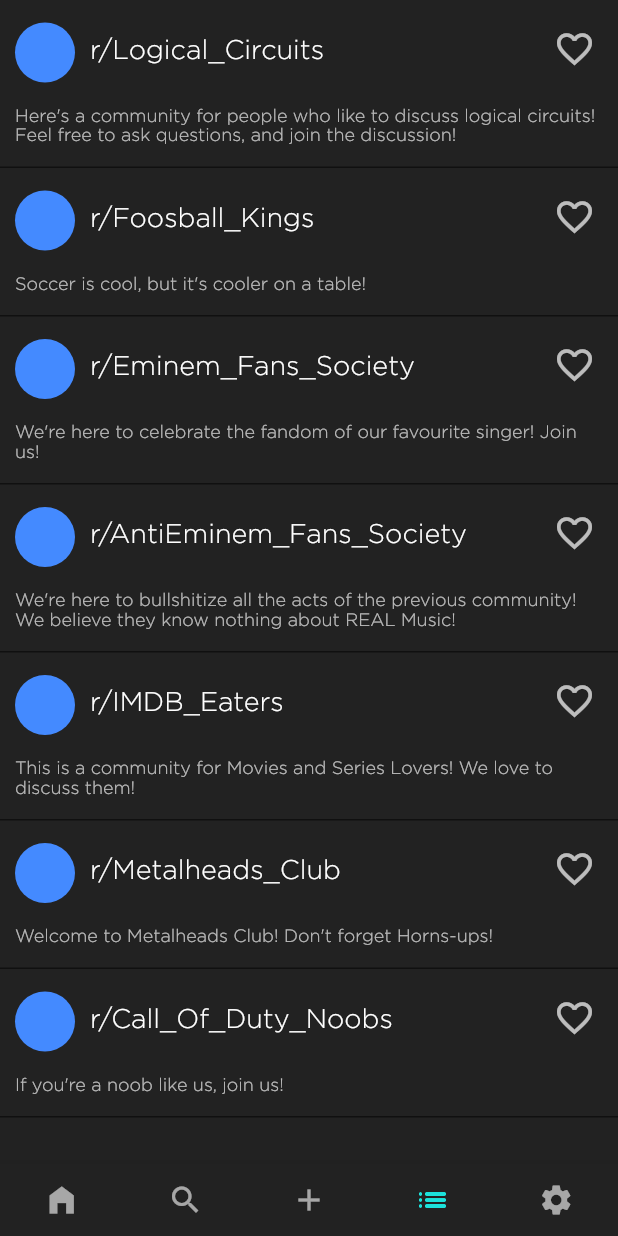
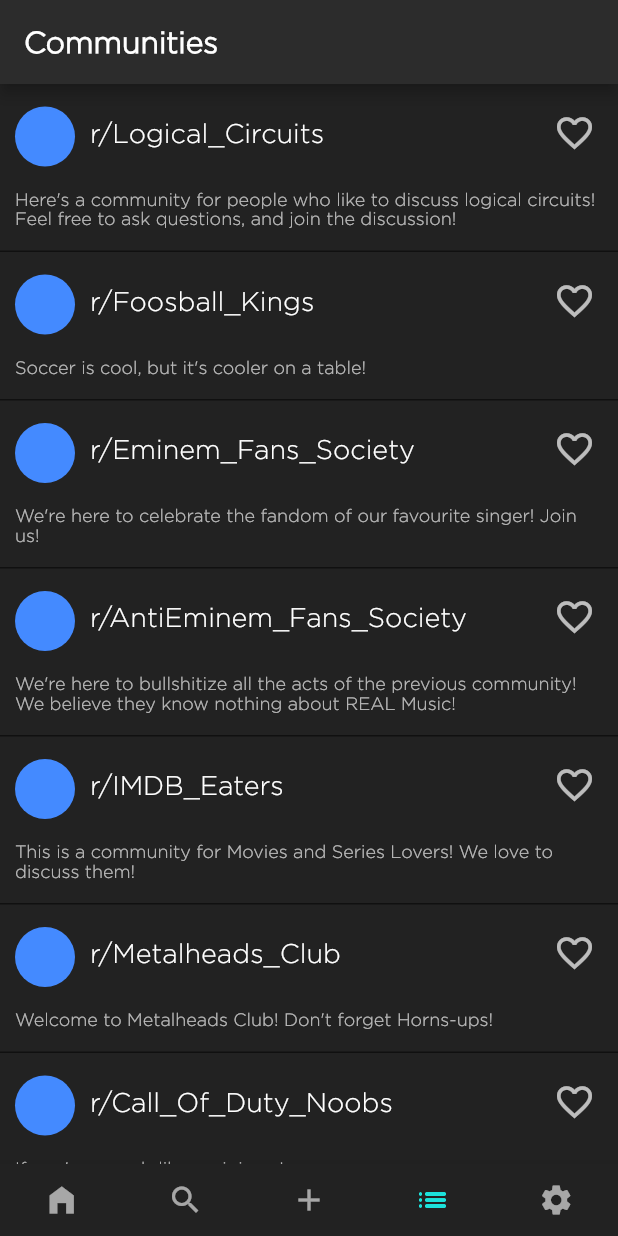
Before and after one commit to MahanVeisi8/Amir-Mahan-Reddit, a Flutter app: the CommunitiesPage screen opened directly, on a phone screen of 412 x 824 dp. Run offline on Flutter 3.47's test engine with Material 2 defaults, Android fonts, the phone set to English and light mode, and no system bars; our stand-ins replace animated_splash_screen, flutter_bloc, flutter_icons, fluttertoast; missing offline and left inert: dart:html; accounts and stored records are empty.

Commit message:
adding appbar to Communities Page

```diff
--- a/Amir_Mahan_Reddit/lib/Screens/CommunitiesPage.dart
+++ b/Amir_Mahan_Reddit/lib/Screens/CommunitiesPage.dart
@@ -46,6 +46,18 @@ class _CommunitiesPageState extends State<CommunitiesPage> {
   Widget build(BuildContext context) {
     initializer();
     return Scaffold(
+        appBar: AppBar(
+          automaticallyImplyLeading: false,
+          backgroundColor: Color.fromARGB(248, 44, 44, 44),
+          title: Text(
+            "Communities",
+            style: TextStyle(
+              color: Colors.white,
+              fontFamily: 'Gotham',
+              fontWeight: FontWeight.bold,
+            ),
+          ),
+        ),
         body: Container(
           child: ListView.builder(
               itemCount: communities.length,
```
